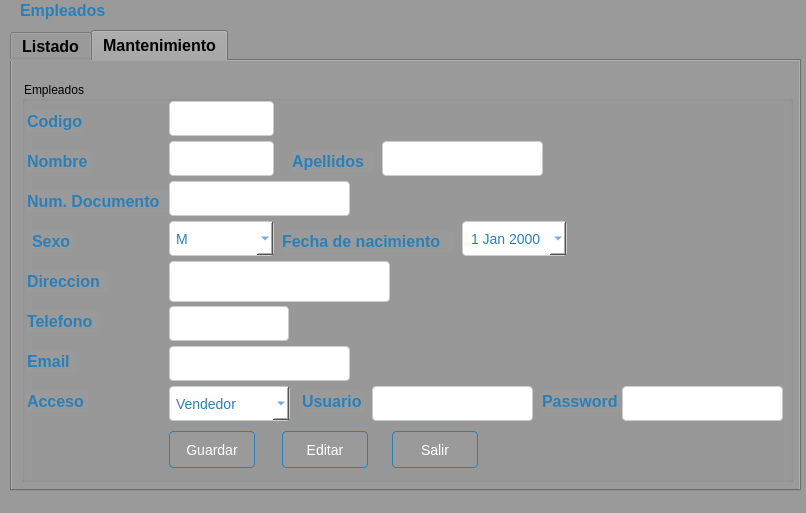
Before: the Qt Designer form Sistema de ventas/ui/FrmEmpleado.ui in CodeDrTech/DevelopPython, drawn with Qt 5.
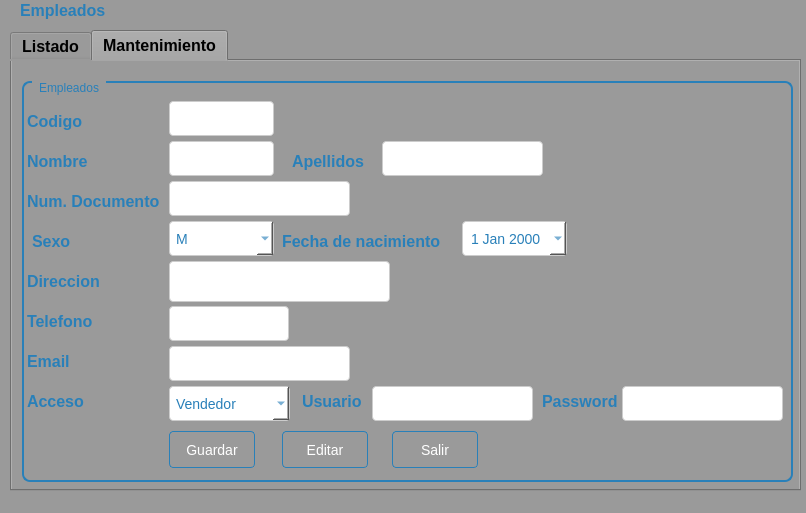
After: the same form once the commit is applied. The open tabs and pages were chosen to show the change.

Diff of the .ui file:
```diff
--- a/Sistema de ventas/ui/FrmEmpleado.ui
+++ b/Sistema de ventas/ui/FrmEmpleado.ui
@@ -389,6 +389,26 @@
         <height>401</height>
        </rect>
       </property>
+      <property name="styleSheet">
+       <string notr="true">QGroupBox {
+    border: 2px solid #2980b9;
+    border-radius: 8px;
+    padding: 10px;
+    background-color: #9a9a9a;
+}
+
+QGroupBox:title {
+    color: #2980b9;
+    subcontrol-origin: margin;
+    subcontrol-position: top left;
+    left: 10px;
+    padding-left: 5px;
+    padding-right: 5px;
+    border: none;
+}
+
+</string>
+      </property>
       <property name="title">
        <string>Empleados</string>
       </property>
```
